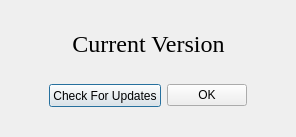
This is ui/about-dialog.ui in haiwen/seadrive-gui as Qt 5 draws it before an edit. The edited form follows.
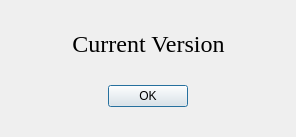
This is the edited form.

Patch:
```diff
--- a/ui/about-dialog.ui
+++ b/ui/about-dialog.ui
@@ -122,25 +122,6 @@
        </property>
       </spacer>
      </item>
-     <item alignment="Qt::AlignHCenter">
-      <widget class="QPushButton" name="mCheckUpdateBtn">
-       <property name="sizePolicy">
-        <sizepolicy hsizetype="Minimum" vsizetype="Fixed">
-         <horstretch>0</horstretch>
-         <verstretch>0</verstretch>
-        </sizepolicy>
-       </property>
-       <property name="minimumSize">
-        <size>
-         <width>92</width>
-         <height>23</height>
-        </size>
-       </property>
-       <property name="text">
-        <string>Check For Updates</string>
-       </property>
-      </widget>
-     </item>
      <item>
       <widget class="QPushButton" name="mOKBtn">
        <property name="text">
```
